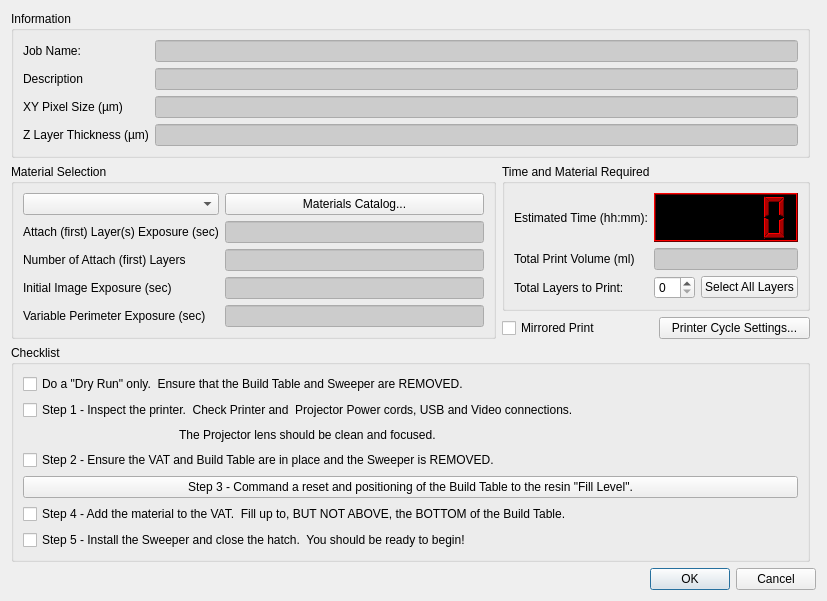
B9Creations/B9Creator, file B9Creator/dlgprintprep.ui: the form before one commit.
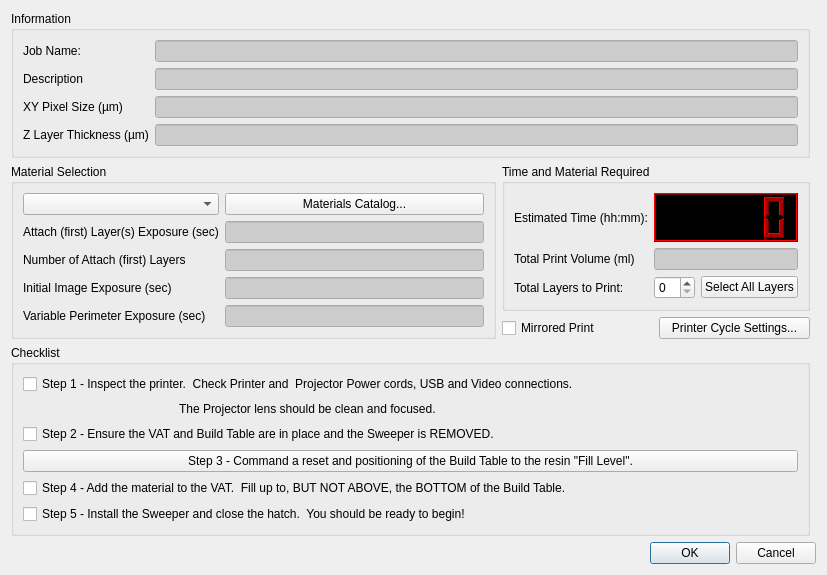
The form after the commit.

What changed in the file:
```diff
--- a/B9Creator/dlgprintprep.ui
+++ b/B9Creator/dlgprintprep.ui
@@ -402,19 +402,6 @@
      </property>
      <layout class="QGridLayout" name="gridLayout">
       <item row="0" column="0" colspan="3">
-       <widget class="QCheckBox" name="checkBoxDryRun">
-        <property name="toolTip">
-         <string>Dry Run Only</string>
-        </property>
-        <property name="whatsThis">
-         <string>A Dry Run is the same as a normal print but the projector remains off and the image output is redirected to the primary monitor.</string>
-        </property>
-        <property name="text">
-         <string>Do a &quot;Dry Run&quot; only.  Ensure that the Build Table and Sweeper are REMOVED.</string>
-        </property>
-       </widget>
-      </item>
-      <item row="1" column="0" colspan="3">
        <widget class="QCheckBox" name="checkBoxStep1">
         <property name="toolTip">
          <string>Step 1 - Inspect the Printer.</string>
@@ -427,7 +414,7 @@
         </property>
        </widget>
       </item>
-      <item row="2" column="0" colspan="2">
+      <item row="1" column="0" colspan="2">
        <spacer name="horizontalSpacer">
         <property name="orientation">
          <enum>Qt::Horizontal</enum>
@@ -443,7 +430,7 @@
         </property>
        </spacer>
       </item>
-      <item row="2" column="2">
+      <item row="1" column="2">
        <widget class="QLabel" name="label_Step1a">
         <property name="sizePolicy">
          <sizepolicy hsizetype="Expanding" vsizetype="Preferred">
@@ -456,20 +443,7 @@
         </property>
        </widget>
       </item>
-      <item row="3" column="0" colspan="3">
-       <spacer name="verticalSpacer">
-        <property name="orientation">
-         <enum>Qt::Vertical</enum>
-        </property>
-        <property name="sizeHint" stdset="0">
-         <size>
-          <width>490</width>
-          <height>15</height>
-         </size>
-        </property>
-       </spacer>
-      </item>
-      <item row="4" column="0" colspan="3">
+      <item row="2" column="0" colspan="3">
        <widget class="QCheckBox" name="checkBoxStep2">
         <property name="toolTip">
          <string>Step 2 - Remove the Sweeper.</string>
@@ -482,7 +456,7 @@
         </property>
        </widget>
       </item>
-      <item row="5" column="0" colspan="3">
+      <item row="3" column="0" colspan="3">
        <widget class="QPushButton" name="pushButtonStep3">
         <property name="toolTip">
          <string>Click to reset the printer and move to the fill position.</string>
@@ -495,7 +469,7 @@
         </property>
        </widget>
       </item>
-      <item row="6" column="0" colspan="3">
+      <item row="4" column="0" colspan="3">
        <widget class="QCheckBox" name="checkBoxStep4">
         <property name="toolTip">
          <string>Fill the VAT with Resin. DO NOT OVERFILL!</string>
@@ -508,7 +482,7 @@
         </property>
        </widget>
       </item>
-      <item row="7" column="0" colspan="3">
+      <item row="5" column="0" colspan="3">
        <widget class="QCheckBox" name="checkBoxStep5">
         <property name="toolTip">
          <string>Intall the Sweeper and close the Hatch</string>
```
Left out of the diff: 1 changed line with no effect on the pictures.
